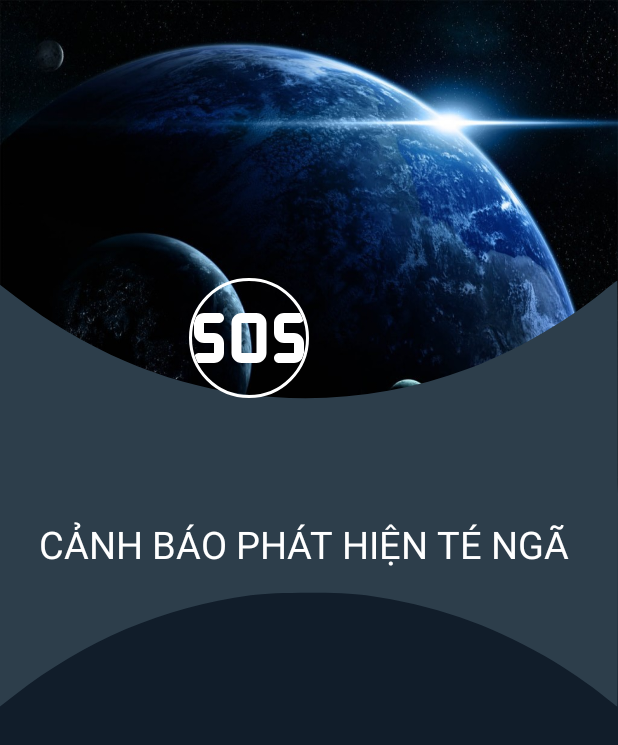
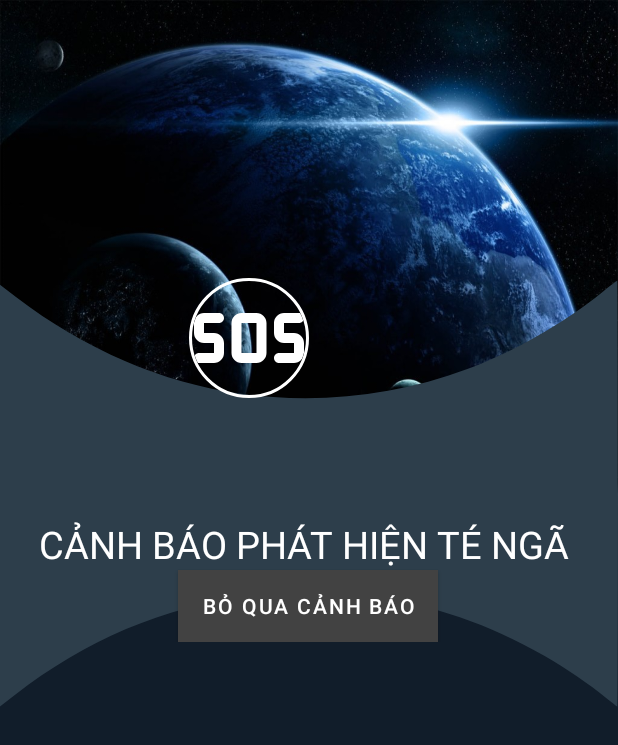
Before and after one commit to lvsang1504/Fall-Detector, an Android app: the screen it shows after launch (MainActivity), after a tap on "OK", on a phone screen of 412 x 824 dp. Shown: the top 745 px of the screen. Run offline under Robolectric (Android 15) with nearby library versions, the phone set to English and light mode, and no system bars; our stand-ins replace CircleImageView, Firebase (no records; nobody signed in at launch, a user with empty details on screens opened directly); libraries missing offline, so code that uses them is left out: pl.bclogic.pulsator4droid; plain views replace PulsatorLayout; 5 statements that could not run were skipped.

Commit message:
App Fall Detector

```diff
--- a/app/src/main/java/com/devpro/fall_detector/MainActivity.java
+++ b/app/src/main/java/com/devpro/fall_detector/MainActivity.java
@@ -79,6 +79,16 @@ public class MainActivity extends AppCompatActivity {
         getToken();
 
         getDataHistoryFallDetect();
+
+        binding.btnSkip.setOnClickListener(new View.OnClickListener() {
+            @Override
+            public void onClick(View v) {
+                binding.btnSkip.setVisibility(View.INVISIBLE);
+                binding.pulsator.stop();
+                binding.textFallDetect.setText("Chưa phát hiện té ngã ");
+                Toast.makeText(MainActivity.this, "Đã bỏ qua cảnh báo!", Toast.LENGTH_LONG).show();
+            }
+        });
     }
 
     void actionDialogFallDetector() {
@@ -198,6 +208,7 @@ public class MainActivity extends AppCompatActivity {
                 if (minute < 900) {
                     binding.pulsator.start();
                     binding.textFallDetect.setText("Cảnh báo phát hiện té ngã ");
+                    binding.btnSkip.setVisibility(View.VISIBLE);
                     actionDialogFallDetector();
                     try {
                         JSONArray tokens = new JSONArray();
--- a/app/src/main/res/layout/activity_main.xml
+++ b/app/src/main/res/layout/activity_main.xml
@@ -101,17 +101,31 @@
             </RelativeLayout>
 
 
-            <TextView
-                android:id="@+id/textFallDetect"
+            <LinearLayout
                 android:layout_width="wrap_content"
                 android:layout_height="wrap_content"
                 android:layout_below="@+id/id_profile_ImageView"
                 android:layout_centerHorizontal="true"
-                android:contentDescription="For more ui/ux visit www.materialuiux.com"
-                android:text="Chưa phát hiện té ngã"
-                android:textAllCaps="true"
-                android:textColor="@color/white"
-                android:textSize="25sp" />
+                android:orientation="vertical">
+                <TextView
+                    android:id="@+id/textFallDetect"
+                    android:layout_width="wrap_content"
+                    android:layout_height="wrap_content"
+                    android:contentDescription="For more ui/ux visit www.materialuiux.com"
+                    android:text="Chưa phát hiện té ngã"
+                    android:textAllCaps="true"
+                    android:textColor="@color/white"
+                    android:textSize="25sp" />
+                <Button
+                    android:textColor="@color/white"
+                    android:id="@+id/btnSkip"
+                    android:visibility="gone"
+                    android:layout_gravity="center"
+                    android:background="@color/red"
+                    android:layout_width="wrap_content"
+                    android:text="Bỏ qua cảnh báo"
+                    android:layout_height="wrap_content"/>
+            </LinearLayout>
 
         </RelativeLayout>
 
```
